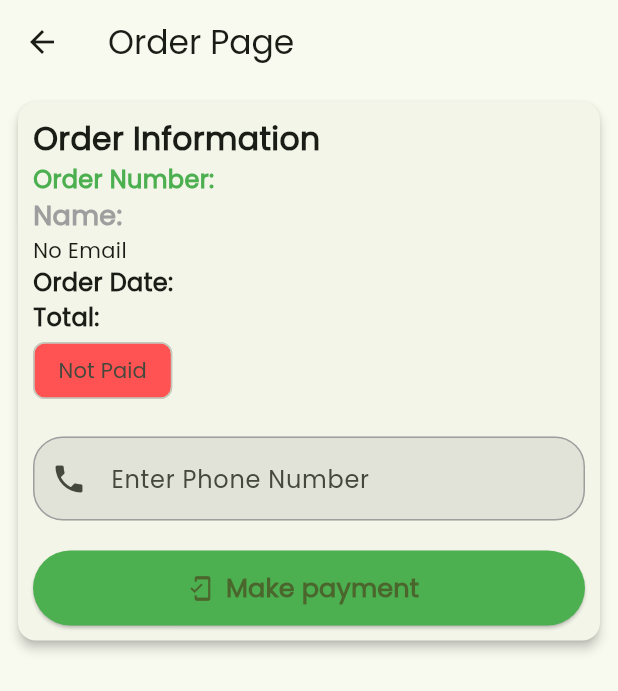
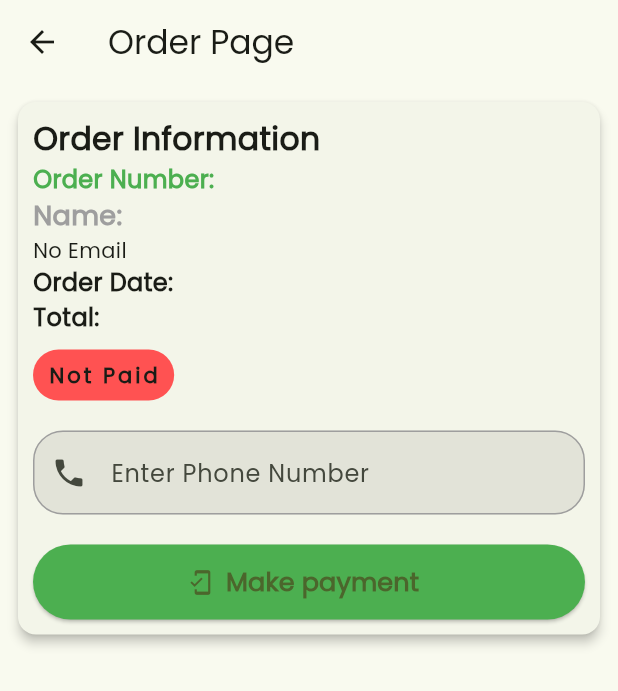
Before and after one commit to stevenjoro098/Ecommerce-Flutter-App, a Flutter app: the OrdersPageView screen opened directly with empty values, on a phone screen of 412 x 824 dp. Shown: the top 691 px of the screen. Run offline on Flutter 3.47's test engine with Material 3 defaults, Android fonts, the phone set to English and light mode, and no system bars; drawn by our look-alikes of entry; our stand-ins replace flutter_rating_bar, get, shared_preferences; missing offline and left inert: add_to_cart_animation, dart:ffi; accounts and stored records are empty; network calls fail.

Commit message:
order list updates

```diff
--- a/lib/app/controllers/OrdersController.dart
+++ b/lib/app/controllers/OrdersController.dart
@@ -119,6 +119,7 @@ class OrderController extends GetxController {
                   ));
       cartController.clearCart();
       items.clear();
+      fetchOrdersList();
     } else {
       // API call failed
       print('Failed to place the order');
--- a/lib/app/controllers/ProductsController.dart
+++ b/lib/app/controllers/ProductsController.dart
@@ -14,10 +14,11 @@ class ProductController extends GetxController{
       try{
         final response = await http.get(Uri.parse('http://127.0.0.1:9000/api/category/products/${categoryName}'));
         if(response.statusCode==200){
-          Future.delayed(Duration(seconds: 2), (){
+          Future.delayed(Duration(seconds: 1), (){
             final List<dynamic> data = jsonDecode(response.body);
             products.value = data.map((json) => Product.fromJson(json)).toList();
-          });
+          }
+          );
 
           }
         else{
--- a/lib/app/views/ProductsList.dart
+++ b/lib/app/views/ProductsList.dart
@@ -40,7 +40,7 @@ class _ProductsListState extends State<ProductsListPageView> {
   Widget build(BuildContext context) {
     return Scaffold(
       appBar: AppBar(
-        title: Text(widget.categoryName),
+        title: Text(widget.categoryName.toUpperCase()),
         elevation: 3,
       ),
       body:Obx((){
--- a/lib/app/widgets/OrderCard.dart
+++ b/lib/app/widgets/OrderCard.dart
@@ -1,3 +1,4 @@
+import 'package:entry/entry.dart';
 import 'package:flutter/material.dart';
 
 class OrderCard extends StatelessWidget {
@@ -18,7 +19,9 @@ class OrderCard extends StatelessWidget {
 
   @override
   Widget build(BuildContext context) {
-    return Card(
+    return Entry.all(
+      duration: const Duration(seconds: 1),
+      child: Card(
         elevation: 3,
         child: Padding(
           padding: const EdgeInsets.all(10.0),
@@ -31,12 +34,31 @@ class OrderCard extends StatelessWidget {
               email.isNotEmpty ? Text(email, style: const TextStyle(fontSize: 16, fontWeight: FontWeight.bold),) : const Text('No Email'),
               Text("Order Date: ${created}", style: const TextStyle(fontWeight: FontWeight.bold, fontSize: 16),),
               Text("Total: ${total}",style: const TextStyle(fontWeight: FontWeight.bold, fontSize: 16),),
+              const SizedBox(height: 10,),
               (paid)
-                ? const Chip(label: Text('Paid'))
+                  ? Container(
+                      decoration: BoxDecoration(
+                        color: Colors.blue,
+                        borderRadius: BorderRadius.circular(20)
+                      ),
+                      child: const Padding(
+                        padding: EdgeInsets.symmetric(horizontal: 10.0, vertical: 7.0),
+                        child: Text('Paid', style: TextStyle(fontWeight: FontWeight.bold, letterSpacing: 2),),
+                      ),
+                      )
                   : Column(
                       crossAxisAlignment: CrossAxisAlignment.start,
                       children: [
-                        const Chip(label: Text('Not Paid'), backgroundColor:Colors.redAccent,),
+                        Container(
+                          decoration: BoxDecoration(
+                              color: Colors.redAccent,
+                              borderRadius: BorderRadius.circular(20)
+                          ),
+                          child: const Padding(
+                            padding: EdgeInsets.symmetric(horizontal: 10.0, vertical: 7.0),
+                            child: Text('Not Paid', style: TextStyle(fontWeight: FontWeight.bold, letterSpacing: 2),),
+                          ),
+                        ),
                         const SizedBox(height: 20,),
                         TextFormField(
                           decoration: InputDecoration(
@@ -67,7 +89,7 @@ class OrderCard extends StatelessWidget {
                               icon: const Icon(Icons.mobile_friendly),
                               style: ElevatedButton.styleFrom(
                                   backgroundColor: Colors.green,
-                              minimumSize: Size(double.infinity, 50)
+                                minimumSize: const Size(double.infinity, 50)
                           ),
                   )
                 ],
@@ -75,6 +97,7 @@ class OrderCard extends StatelessWidget {
             ],
           ),
         ),
+      ),
     );
   }
 }
```
Also changed, not shown: lib/app/views/ProfilePage.dart (+63 -11 lines). Lines whose indentation alone changed are shown as unchanged.
